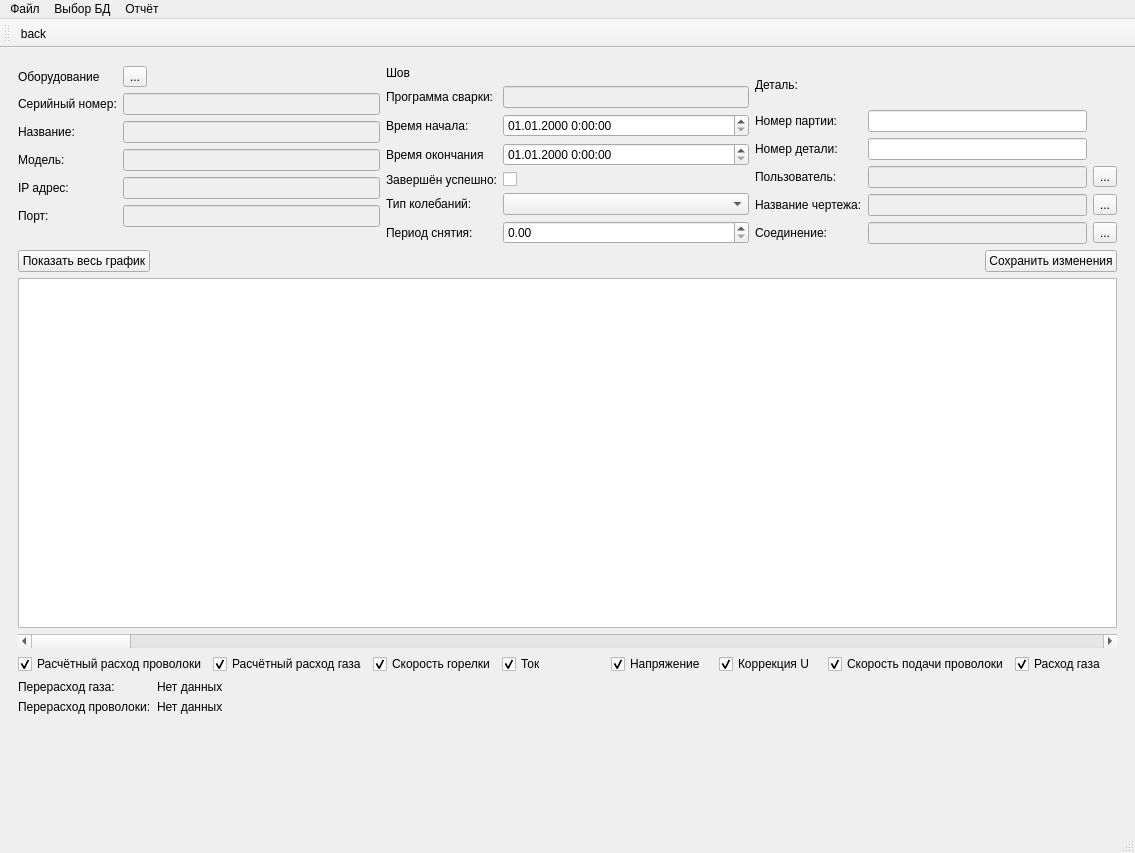
The window that venv/irsDB/base.ui (Ilaygor/irsDB) describes before a commit, drawn with Qt 5.
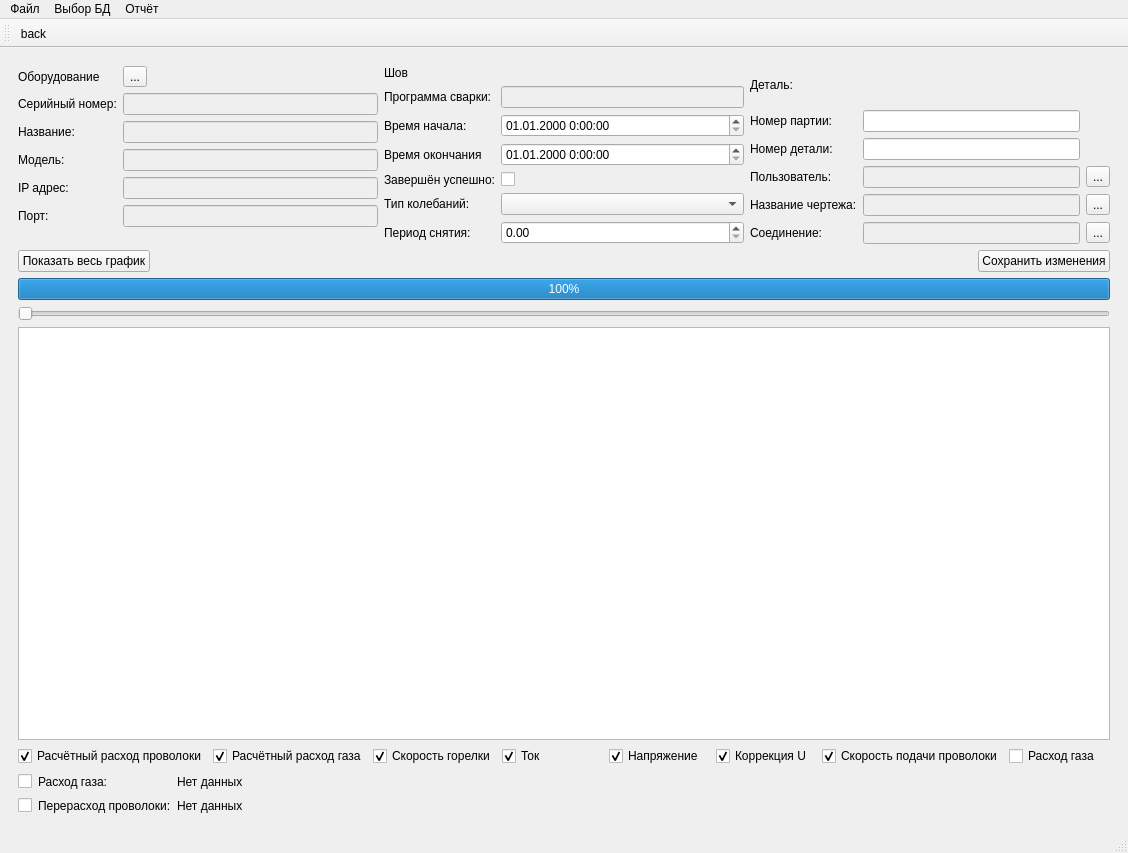
The same window after the commit. Icons and pictures are not drawn. Custom widgets are drawn as their Qt base class.

```diff
--- a/venv/irsDB/base.ui
+++ b/venv/irsDB/base.ui
@@ -6,7 +6,7 @@
    <rect>
     <x>0</x>
     <y>0</y>
-    <width>1135</width>
+    <width>1128</width>
     <height>853</height>
    </rect>
   </property>
@@ -379,8 +379,31 @@
           </item>
          </layout>
         </item>
+        <item>
+         <widget class="QProgressBar" name="testBar">
+          <property name="maximum">
+           <number>20</number>
+          </property>
+          <property name="value">
+           <number>20</number>
+          </property>
+         </widget>
+        </item>
+        <item>
+         <widget class="QSlider" name="testSlider">
+          <property name="orientation">
+           <enum>Qt::Horizontal</enum>
+          </property>
+         </widget>
+        </item>
         <item>
          <widget class="QChartView" name="graph">
+          <property name="sizePolicy">
+           <sizepolicy hsizetype="Expanding" vsizetype="Expanding">
+            <horstretch>0</horstretch>
+            <verstretch>0</verstretch>
+           </sizepolicy>
+          </property>
           <property name="minimumSize">
            <size>
             <width>0</width>
@@ -389,13 +412,6 @@
           </property>
          </widget>
         </item>
-        <item>
-         <widget class="QScrollBar" name="horizontalScrollBar">
-          <property name="orientation">
-           <enum>Qt::Horizontal</enum>
-          </property>
-         </widget>
-        </item>
         <item>
          <layout class="QHBoxLayout" name="horizontalLayout_8">
           <item>
@@ -474,57 +490,71 @@
              <string>Расход газа</string>
             </property>
             <property name="checked">
-             <bool>true</bool>
+             <bool>false</bool>
             </property>
            </widget>
           </item>
          </layout>
         </item>
         <item>
-         <layout class="QFormLayout" name="formLayout">
-          <item row="0" column="0">
-           <widget class="QLabel" name="label_22">
-            <property name="text">
-             <string>Перерасход газа:</string>
-            </property>
-           </widget>
-          </item>
-          <item row="0" column="1">
+         <layout class="QGridLayout" name="gridLayout_2">
+          <item row="0" column="2">
            <widget class="QLabel" name="gasDelta">
             <property name="text">
              <string>Нет данных</string>
             </property>
            </widget>
           </item>
-          <item row="1" column="0">
+          <item row="0" column="1">
+           <widget class="QLabel" name="label_22">
+            <property name="text">
+             <string>Расход газа:</string>
+            </property>
+           </widget>
+          </item>
+          <item row="1" column="1">
            <widget class="QLabel" name="label_26">
             <property name="text">
              <string>Перерасход проволоки:</string>
             </property>
            </widget>
           </item>
-          <item row="1" column="1">
+          <item row="1" column="2">
            <widget class="QLabel" name="wireDelta">
             <property name="text">
              <string>Нет данных</string>
             </property>
            </widget>
           </item>
+          <item row="0" column="4">
+           <spacer name="horizontalSpacer_15">
+            <property name="orientation">
+             <enum>Qt::Horizontal</enum>
+            </property>
+            <property name="sizeHint" stdset="0">
+             <size>
+              <width>40</width>
+              <height>20</height>
+             </size>
+            </property>
+           </spacer>
+          </item>
+          <item row="0" column="0">
+           <widget class="QCheckBox" name="gasDeltaChb">
+            <property name="text">
+             <string/>
+            </property>
+           </widget>
+          </item>
+          <item row="1" column="0">
+           <widget class="QCheckBox" name="wireDeltaChb">
+            <property name="text">
+             <string/>
+            </property>
+           </widget>
+          </item>
          </layout>
         </item>
-        <item>
-         <spacer name="verticalSpacer_8">
-          <property name="orientation">
-           <enum>Qt::Vertical</enum>
-          </property>
-          <property name="sizeHint" stdset="0">
-           <size>
-            <width>20</width>
-            <height>40</height>
-           </size>
-          </property>
-         </spacer>
-        </item>
        </layout>
       </widget>
       <widget class="QWidget" name="startPage">
@@ -1676,7 +1706,7 @@
     <rect>
      <x>0</x>
      <y>0</y>
-     <width>1135</width>
+     <width>1128</width>
      <height>26</height>
     </rect>
    </property>
```
Left out of the diff: 27 changed lines with no effect on the pictures.
